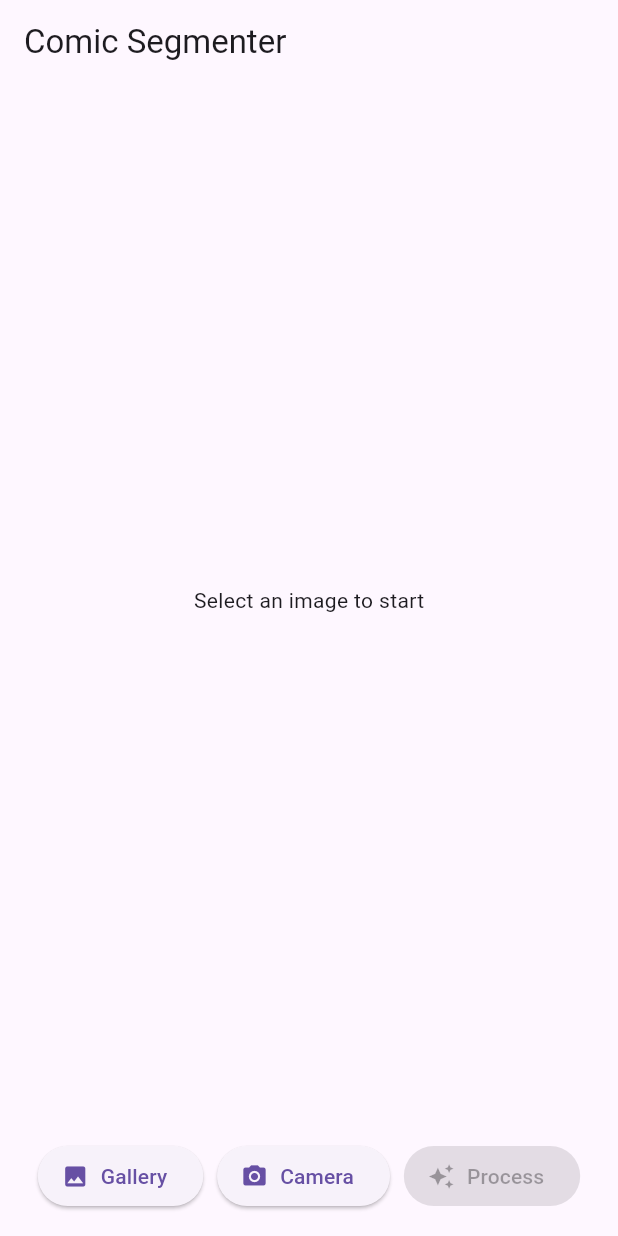
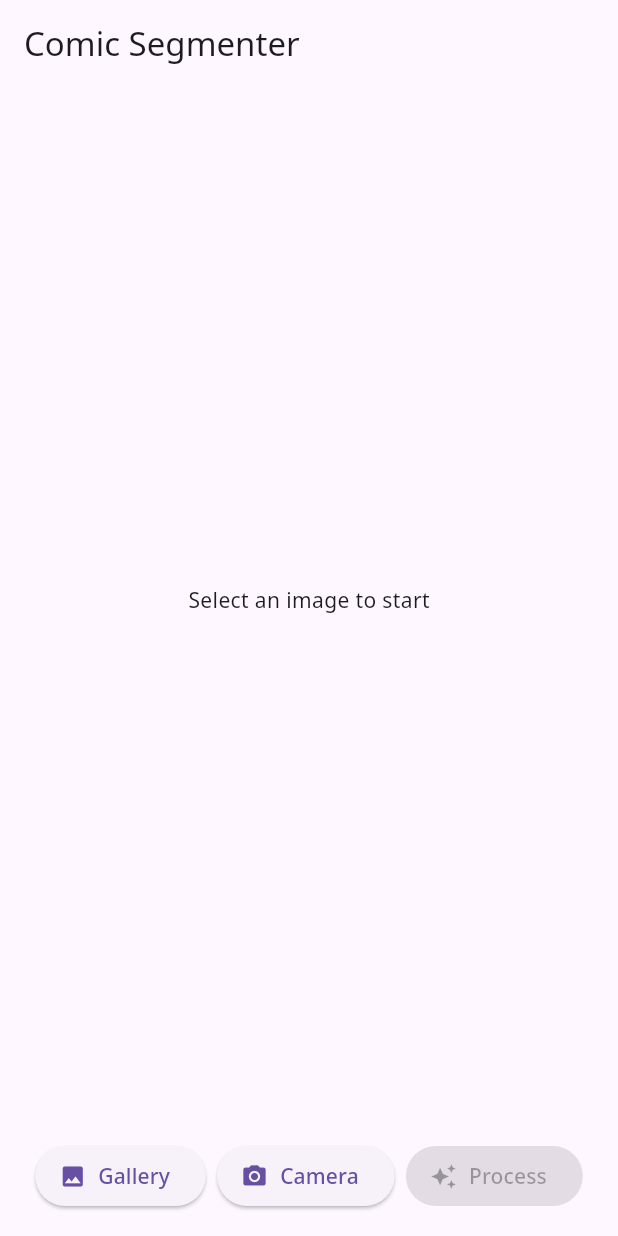
Before and after one commit to csells/comic_segmentation, a Flutter app: the screen it shows after launch, on a phone screen of 412 x 824 dp. Run offline on Flutter 3.47's test engine with Material 3 defaults, Android fonts, the phone set to English and light mode, and no system bars; our stand-ins replace flutter_riverpod, google_fonts, image_picker; missing offline and left inert: dartantic_ai, dartantic_interface, json_schema.

Commit message:
analysis options and fonts and readme, oh my!

```diff
--- a/lib/comic_scanner_screen.dart
+++ b/lib/comic_scanner_screen.dart
@@ -60,8 +60,7 @@ class _ComicScannerScreenState extends ConsumerState<ComicScannerScreen> {
   }
 
   @override
-  Widget build(BuildContext context) {
-    return Scaffold(
+  Widget build(BuildContext context) => Scaffold(
     appBar: AppBar(title: const Text('Comic Segmenter')),
     body: Column(
       children: [
@@ -72,8 +71,7 @@ class _ComicScannerScreenState extends ConsumerState<ComicScannerScreen> {
                   builder: (context, constraints) {
                     final isWide = constraints.maxWidth > 800;
 
-                      Widget buildImageArea() {
-                        return Stack(
+                    Widget buildImageArea() => Stack(
                       fit: StackFit.expand,
                       children: [
                         Image.memory(_imageBytes!, fit: BoxFit.contain),
@@ -89,7 +87,6 @@ class _ComicScannerScreenState extends ConsumerState<ComicScannerScreen> {
                           ),
                       ],
                     );
-                      }
 
                     Widget buildJsonArea() {
                       if (_rawResponse == null) {
@@ -97,7 +94,7 @@ class _ComicScannerScreenState extends ConsumerState<ComicScannerScreen> {
                       }
                       return Container(
                         height: isWide ? double.infinity : 150,
-                          padding: const EdgeInsets.all(8.0),
+                        padding: const EdgeInsets.all(8),
                         color: Colors.grey[200],
                         child: SingleChildScrollView(
                           child: Text('Raw Response: $_rawResponse'),
@@ -112,14 +109,14 @@ class _ComicScannerScreenState extends ConsumerState<ComicScannerScreen> {
                           Expanded(
                             flex: 2,
                             child: Padding(
-                                padding: const EdgeInsets.all(16.0),
+                              padding: const EdgeInsets.all(16),
                               child: buildImageArea(),
                             ),
                           ),
                           Expanded(
                             flex: 1,
                             child: Padding(
-                                padding: const EdgeInsets.all(32.0),
+                              padding: const EdgeInsets.all(32),
                               child: buildJsonArea(),
                             ),
                           ),
@@ -133,16 +130,18 @@ class _ComicScannerScreenState extends ConsumerState<ComicScannerScreen> {
                           children: [
                             Expanded(
                               child: Padding(
-                                  padding: const EdgeInsets.all(8.0),
+                                padding: const EdgeInsets.all(8),
                                 child: buildImageArea(),
                               ),
                             ),
                             if (_rawResponse != null)
-                                // To match the width of the image, we can just let it fill the width
-                                // of the column, which matches the image area's width.
-                                // Since the image is BoxFit.contain, it might be narrower visually,
-                                // but the widget itself takes full width.
-                                // This satisfies "match the width of the image" in terms of layout constraints.
+                              // To match the width of the image, we can just
+                              // let it fill the width of the column, which
+                              // matches the image area's width. Since the image
+                              // is BoxFit.contain, it might be narrower
+                              // visually, but the widget itself takes full
+                              // width. This satisfies "match the width of the
+                              // image" in terms of layout constraints.
                               buildJsonArea(),
                           ],
                         ),
@@ -154,14 +153,14 @@ class _ComicScannerScreenState extends ConsumerState<ComicScannerScreen> {
         if (_isLoading) const LinearProgressIndicator(),
         if (_error != null)
           Padding(
-              padding: const EdgeInsets.all(8.0),
+            padding: const EdgeInsets.all(8),
             child: Text(
               'Error: $_error',
               style: const TextStyle(color: Colors.red),
             ),
           ),
         Padding(
-            padding: const EdgeInsets.all(16.0),
+          padding: const EdgeInsets.all(16),
           child: Row(
             mainAxisAlignment: MainAxisAlignment.spaceEvenly,
             children: [
@@ -189,13 +188,11 @@ class _ComicScannerScreenState extends ConsumerState<ComicScannerScreen> {
     ),
   );
 }
-}
 
 class BoundingBoxPainter extends CustomPainter {
+  BoundingBoxPainter({required this.panels, required this.imageSize});
   final List<Panel> panels;
   final Size imageSize;
-
-  BoundingBoxPainter({required this.panels, required this.imageSize});
 
   @override
   void paint(Canvas canvas, Size size) {
--- a/lib/main.dart
+++ b/lib/main.dart
@@ -1,5 +1,6 @@
 import 'package:flutter/material.dart';
 import 'package:flutter_riverpod/flutter_riverpod.dart';
+import 'package:google_fonts/google_fonts.dart';
 
 import 'comic_scanner_screen.dart';
 
@@ -11,11 +12,12 @@ class ComicSegmentationApp extends StatelessWidget {
   const ComicSegmentationApp({super.key});
 
   @override
-  Widget build(BuildContext context) {
-    return MaterialApp(
-      title: 'Comic Segmenter',
-      debugShowCheckedModeBanner: false,
-      home: const ComicScannerScreen(),
-    );
-  }
+  Widget build(BuildContext context) => MaterialApp(
+    title: 'Comic Segmenter',
+    debugShowCheckedModeBanner: false,
+    theme: ThemeData(
+      textTheme: GoogleFonts.notoSansTextTheme(),
+    ),
+    home: const ComicScannerScreen(),
+  );
 }
--- a/lib/segmentation_models.dart
+++ b/lib/segmentation_models.dart
@@ -1,9 +1,4 @@
 class Panel {
-  final int ymin;
-  final int xmin;
-  final int ymax;
-  final int xmax;
-
   Panel({
     required this.ymin,
     required this.xmin,
@@ -11,34 +6,37 @@ class Panel {
     required this.xmax,
   });
 
-  factory Panel.fromJson(Map<String, dynamic> json) {
-    return Panel(
+  factory Panel.fromJson(Map<String, dynamic> json) => Panel(
     ymin: json['ymin'] as int,
     xmin: json['xmin'] as int,
     ymax: json['ymax'] as int,
     xmax: json['xmax'] as int,
   );
-  }
+  final int ymin;
+  final int xmin;
+  final int ymax;
+  final int xmax;
 
-  Map<String, dynamic> toJson() {
-    return {'ymin': ymin, 'xmin': xmin, 'ymax': ymax, 'xmax': xmax};
-  }
+  Map<String, dynamic> toJson() => {
+    'ymin': ymin,
+    'xmin': xmin,
+    'ymax': ymax,
+    'xmax': xmax,
+  };
 }
 
 class ComicPageSegmentation {
-  final List<Panel> panels;
-
   ComicPageSegmentation({required this.panels});
 
-  factory ComicPageSegmentation.fromJson(Map<String, dynamic> json) {
-    return ComicPageSegmentation(
+  factory ComicPageSegmentation.fromJson(Map<String, dynamic> json) =>
+      ComicPageSegmentation(
         panels: (json['panels'] as List<dynamic>)
             .map((e) => Panel.fromJson(e as Map<String, dynamic>))
             .toList(),
       );
+  final List<Panel> panels;
+
+  Map<String, dynamic> toJson() => {
+    'panels': panels.map((e) => e.toJson()).toList(),
+  };
 }
-
-  Map<String, dynamic> toJson() {
-    return {'panels': panels.map((e) => e.toJson()).toList()};
-  }
-}
```
Also changed, not shown: analysis_options.yaml (+38 -23 lines), lib/ai_service.dart (+11 -8 lines), pubspec.yaml (+5 -4 lines), pubspec.lock, readme/screenshot1.png (added), 4 other files. Lines whose indentation alone changed are shown as unchanged.
